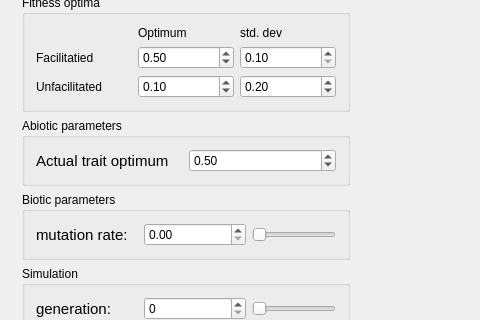
First picture: the form in mainwindow.ui, repository JeroenN/SpatialModel, before the edit; both pictures show x 0 to 480 and y 225 to 545 of the 1200 by 903 pixel window.
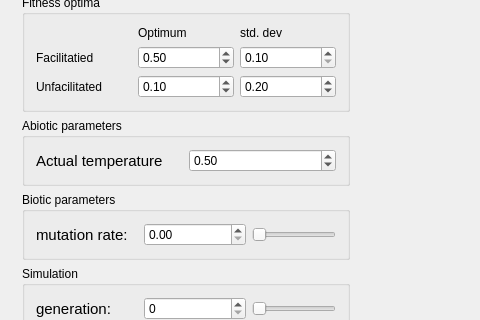
Second picture: the form after the edit.

Commit message: Megan meeting 3

```diff
--- a/mainwindow.ui
+++ b/mainwindow.ui
@@ -230,7 +230,7 @@
              </font>
             </property>
             <property name="text">
-             <string>Actual trait optimum</string>
+             <string>Actual temperature</string>
             </property>
            </widget>
           </item>
```
Left out of the diff: 6 changed lines with no effect on the pictures.
